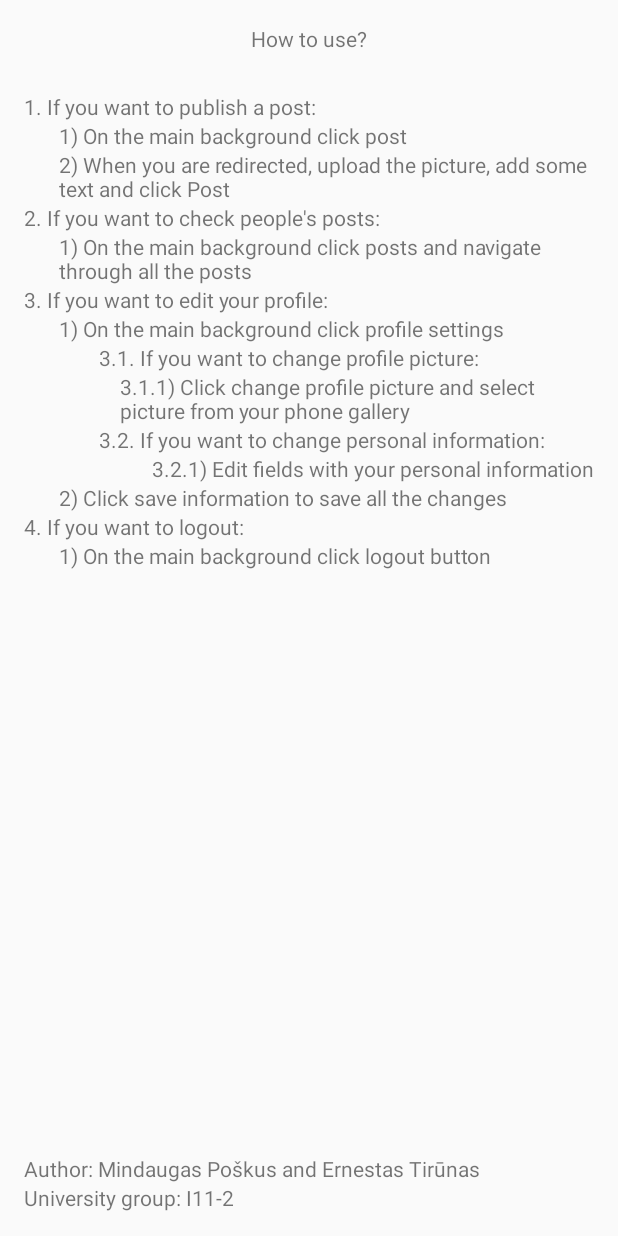
After one commit to divecoke/2017-01-11_Darbas, an Android app: the CreatorsActivity screen opened directly, with no data from a screen before it, on a phone screen of 412 x 824 dp. The commit adds this screen. Run offline under Robolectric (Android 15) with nearby library versions, the light colour scheme and no system bars.

Commit message:
addedd creators activity

```diff
--- a/app/src/main/AndroidManifest.xml
+++ b/app/src/main/AndroidManifest.xml
@@ -44,7 +44,8 @@
         </provider>
 
         <activity android:name=".PostActivity" />
-        <activity android:name=".PostListActivity"></activity>
+        <activity android:name=".PostListActivity" />
+        <activity android:name=".CreatorsActivity"></activity>
     </application>
 
 </manifest>
--- /dev/null
+++ b/app/src/main/java/com/example/ernestas/myapplication65651/CreatorsActivity.java
@@ -0,0 +1,13 @@
+package com.example.ernestas.myapplication65651;
+
+import android.support.v7.app.AppCompatActivity;
+import android.os.Bundle;
+
+public class CreatorsActivity extends AppCompatActivity {
+
+    @Override
+    protected void onCreate(Bundle savedInstanceState) {
+        super.onCreate(savedInstanceState);
+        setContentView(R.layout.activity_creators);
+    }
+}
--- a/app/src/main/java/com/example/ernestas/myapplication65651/MainActivity.java
+++ b/app/src/main/java/com/example/ernestas/myapplication65651/MainActivity.java
@@ -37,7 +37,7 @@ import java.util.Date;
 public class MainActivity extends AppCompatActivity implements View.OnClickListener {
 
     private FirebaseAuth firebaseAuth;
-    private Button bLogout, bProfileSettings, bCapture, bGoToPost, bPosts;
+    private Button bLogout, bProfileSettings, bCapture, bGoToPost, bPosts, bCreators;
     private ImageView iwCapture;
     private ProgressDialog mProgress;
 
@@ -69,17 +69,16 @@ public class MainActivity extends AppCompatActivity implements View.OnClickListe
 
         bLogout = (Button) findViewById(R.id.bLogout);
         bProfileSettings = (Button) findViewById(R.id.bProfileSettings);
-        bCapture = (Button) findViewById(R.id.bCapture);
         bGoToPost = (Button) findViewById(R.id.bGoToPost);
         bPosts = (Button) findViewById(R.id.bPosts);
-        iwCapture = (ImageView) findViewById(R.id.iwCapture);
         mProgress = new ProgressDialog(this);
+        bCreators = (Button) findViewById(R.id.bCreators);
 
         bLogout.setOnClickListener(this);
         bProfileSettings.setOnClickListener(this);
-        bCapture.setOnClickListener(this);
         bGoToPost.setOnClickListener(this);
         bPosts.setOnClickListener(this);
+        bCreators.setOnClickListener(this);
 
     }
 
@@ -96,14 +95,6 @@ public class MainActivity extends AppCompatActivity implements View.OnClickListe
         if (v == bProfileSettings) {
             startActivity(new Intent(getApplicationContext(), ProfileSettings.class));
         }
-        if (v == bCapture) {
-            Intent intent = new Intent(Intent.ACTION_PICK);
-
-            intent.setType("image/*");
-
-            startActivityForResult(intent, GALLERY_INTENT);
-
-        }
 
         if(v == bGoToPost) {
             startActivity(new Intent(getApplicationContext(), PostActivity.class));
@@ -112,31 +103,12 @@ public class MainActivity extends AppCompatActivity implements View.OnClickListe
         if(v == bPosts) {
             startActivity(new Intent(getApplicationContext(), PostListActivity.class));
         }
+
+        if(v == bCreators) {
+            startActivity(new Intent(getApplicationContext(), CreatorsActivity.class));
+        }
     }
 
 
-    @Override
-    protected void onActivityResult(int requestCode, int resultCode, Intent data) {
-        super.onActivityResult(requestCode, resultCode, data);
-        if(requestCode == GALLERY_INTENT && resultCode == RESULT_OK) {
 
-            Uri uri = data.getData();
-
-            StorageReference filePath = mStorage.child("Photos").child(uri.getLastPathSegment());
-
-            filePath.putFile(uri).addOnSuccessListener(new OnSuccessListener<UploadTask.TaskSnapshot>() {
-                @Override
-                public void onSuccess(UploadTask.TaskSnapshot taskSnapshot) {
-
-                    Uri downloadUri = taskSnapshot.getDownloadUrl();
-
-                    Picasso.with(MainActivity.this).load(downloadUri).fit().centerCrop().into(iwCapture);
-
-                    Toast.makeText(MainActivity.this, "Upload Done...", Toast.LENGTH_LONG).show();
-
-                }
-            });
-
-        }
-    }
 }
--- /dev/null
+++ b/app/src/main/res/layout/activity_creators.xml
@@ -0,0 +1,151 @@
+<?xml version="1.0" encoding="utf-8"?>
+<RelativeLayout xmlns:android="http://schemas.android.com/apk/res/android"
+    xmlns:tools="http://schemas.android.com/tools"
+    android:id="@+id/activity_creators"
+    android:layout_width="match_parent"
+    android:layout_height="match_parent"
+    android:paddingBottom="@dimen/activity_vertical_margin"
+    android:paddingLeft="@dimen/activity_horizontal_margin"
+    android:paddingRight="@dimen/activity_horizontal_margin"
+    android:paddingTop="@dimen/activity_vertical_margin"
+    tools:context="com.example.ernestas.myapplication65651.CreatorsActivity">
+
+    <TextView
+        android:text="Author: Mindaugas Poškus and Ernestas Tirūnas"
+        android:layout_width="wrap_content"
+        android:layout_height="wrap_content"
+        android:id="@+id/textView3"
+        android:layout_above="@+id/textView4"
+        android:layout_alignParentStart="true" />
+
+    <TextView
+        android:text="University group: I11-2"
+        android:layout_width="wrap_content"
+        android:layout_height="wrap_content"
+        android:id="@+id/textView4"
+        android:layout_alignParentBottom="true"
+        android:layout_alignParentStart="true" />
+
+    <TextView
+        android:text="How to use?"
+        android:layout_width="wrap_content"
+        android:layout_height="wrap_content"
+        android:layout_alignParentTop="true"
+        android:layout_centerHorizontal="true"
+        android:id="@+id/textView5" />
+
+    <TextView
+        android:text="1. If you want to publish a post: "
+        android:layout_width="wrap_content"
+        android:layout_height="wrap_content"
+        android:layout_below="@+id/textView5"
+        android:layout_alignParentStart="true"
+        android:layout_marginTop="26dp"
+        android:id="@+id/textView6" />
+
+    <TextView
+        android:text="1) On the main background click post"
+        android:layout_width="wrap_content"
+        android:layout_height="wrap_content"
+        android:layout_below="@+id/textView6"
+        android:layout_alignParentStart="true"
+        android:layout_marginStart="23dp"
+        android:id="@+id/textView7" />
+
+    <TextView
+        android:text="2) When you are redirected, upload the picture, add some text and click Post"
+        android:layout_width="wrap_content"
+        android:layout_height="wrap_content"
+        android:layout_below="@+id/textView7"
+        android:layout_alignStart="@+id/textView7"
+        android:id="@+id/textView8" />
+
+    <TextView
+        android:text="2. If you want to check people's posts:"
+        android:layout_width="wrap_content"
+        android:layout_height="wrap_content"
+        android:layout_below="@+id/textView8"
+        android:layout_alignParentStart="true"
+        android:id="@+id/textView9" />
+
+    <TextView
+        android:text="1) On the main background click posts and navigate through all the posts"
+        android:layout_width="wrap_content"
+        android:layout_height="wrap_content"
+        android:layout_below="@+id/textView9"
+        android:layout_alignStart="@+id/textView8"
+        android:id="@+id/textView10" />
+
+    <TextView
+        android:text="3. If you want to edit your profile:"
+        android:layout_width="wrap_content"
+        android:layout_height="wrap_content"
+        android:layout_below="@+id/textView10"
+        android:layout_alignParentStart="true"
+        android:id="@+id/textView11" />
+
+    <TextView
+        android:text="1) On the main background click profile settings"
+        android:layout_width="wrap_content"
+        android:layout_height="wrap_content"
+        android:layout_below="@+id/textView11"
+        android:layout_alignStart="@+id/textView10"
+        android:id="@+id/textView12" />
+
+    <TextView
+        android:text="3.1.1) Click change profile picture and select picture from your phone gallery"
+        android:layout_width="wrap_content"
+        android:layout_height="wrap_content"
+        android:layout_below="@+id/textView13"
+        android:layout_alignStart="@+id/textView13"
+        android:layout_marginStart="14dp"
+        android:id="@+id/textView14" />
+
+    <TextView
+        android:text="3.2. If you want to change personal information:"
+        android:layout_width="wrap_content"
+        android:layout_height="wrap_content"
+        android:layout_below="@+id/textView14"
+        android:layout_alignStart="@+id/textView13"
+        android:id="@+id/textView15" />
+
+    <TextView
+        android:layout_width="wrap_content"
+        android:layout_height="wrap_content"
+        android:id="@+id/textView13"
+        android:text="3.1. If you want to change profile picture:"
+        android:layout_below="@+id/textView12"
+        android:layout_alignEnd="@+id/textView3" />
+
+    <TextView
+        android:text="2) Click save information to save all the changes"
+        android:layout_width="wrap_content"
+        android:layout_height="wrap_content"
+        android:id="@+id/textView17"
+        android:layout_below="@+id/textView16"
+        android:layout_alignStart="@+id/textView12" />
+
+    <TextView
+        android:text="3.2.1) Edit fields with your personal information"
+        android:layout_width="wrap_content"
+        android:layout_height="wrap_content"
+        android:id="@+id/textView16"
+        android:layout_below="@+id/textView15"
+        android:layout_alignParentEnd="true" />
+
+    <TextView
+        android:text="4. If you want to logout:"
+        android:layout_width="wrap_content"
+        android:layout_height="wrap_content"
+        android:layout_below="@+id/textView17"
+        android:layout_alignParentStart="true"
+        android:id="@+id/textView18" />
+
+    <TextView
+        android:text="1) On the main background click logout button"
+        android:layout_width="wrap_content"
+        android:layout_height="wrap_content"
+        android:layout_below="@+id/textView18"
+        android:layout_alignStart="@+id/textView17"
+        android:id="@+id/textView19" />
+</RelativeLayout>
--- a/app/src/main/res/layout/activity_main.xml
+++ b/app/src/main/res/layout/activity_main.xml
@@ -46,23 +46,6 @@
         android:layout_alignParentEnd="true" />
 
     <Button
-        android:layout_width="50dp"
-        android:layout_height="50dp"
-        android:id="@+id/bCapture"
-        android:background="@android:drawable/ic_menu_camera"
-        android:layout_alignParentTop="true"
-        android:layout_alignParentEnd="true" />
-
-    <ImageView
-        android:layout_width="400dp"
-        android:id="@+id/iwCapture"
-        android:layout_marginTop="28dp"
-        android:layout_below="@+id/bCapture"
-        android:layout_alignParentStart="true"
-        android:layout_height="250dp"
-        android:layout_above="@+id/bPosts" />
-
-    <Button
         android:text="Post"
         android:layout_width="wrap_content"
         android:layout_height="wrap_content"
@@ -82,4 +65,21 @@
         android:id="@+id/bPosts"
         android:layout_alignParentEnd="true" />
 
+    <Button
+        android:text="Creators"
+        android:layout_width="wrap_content"
+        android:layout_height="wrap_content"
+        android:layout_alignParentTop="true"
+        android:layout_alignParentStart="true"
+        android:id="@+id/bCreators" />
+
+    <ImageView
+        android:layout_width="200dp"
+        android:layout_height="200dp"
+        app:srcCompat="@drawable/iconapp"
+        android:id="@+id/imageView"
+        android:layout_below="@+id/bCreators"
+        android:layout_centerHorizontal="true"
+        android:layout_marginTop="32dp" />
+
 </RelativeLayout>
```
